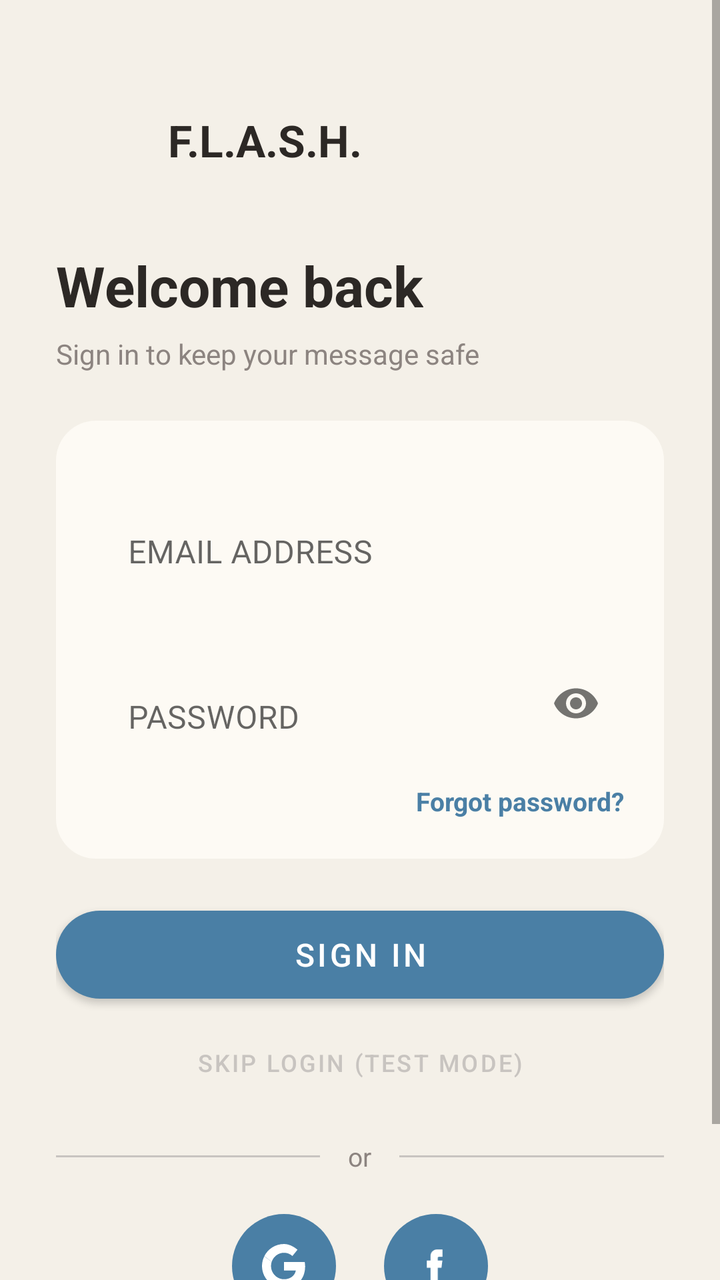
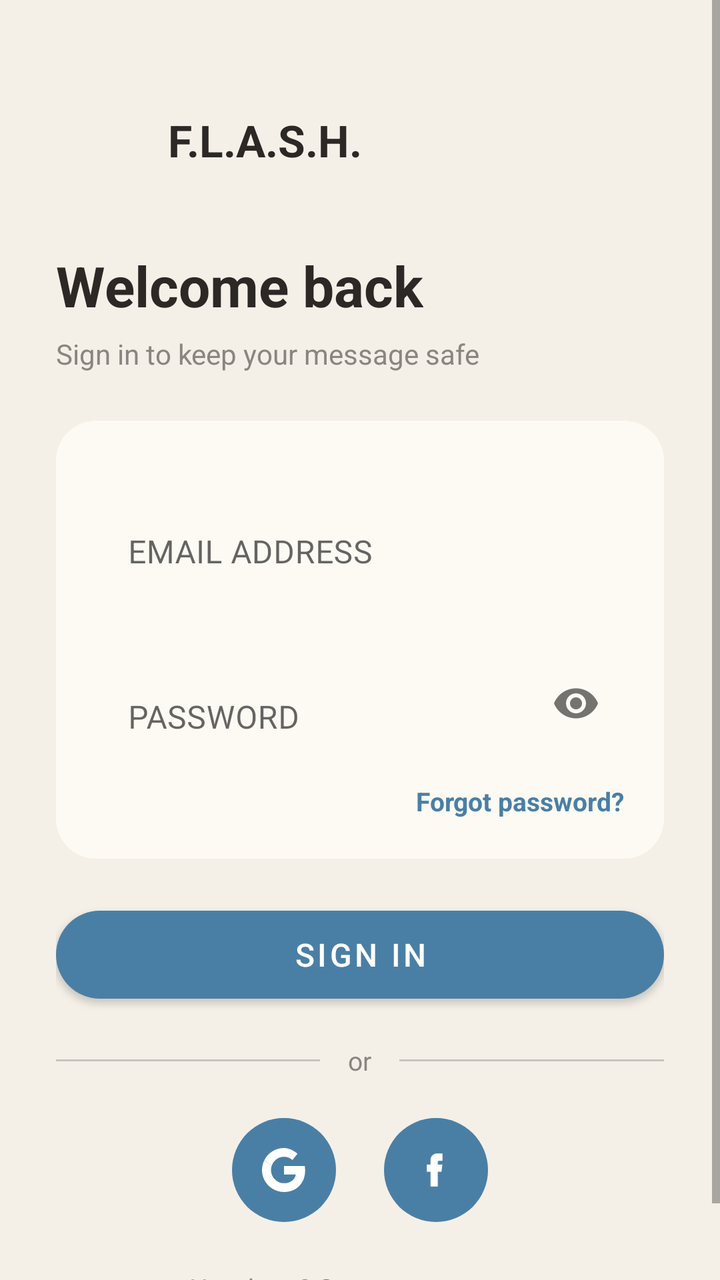

Two renders of the same Android screen: before a commit and after it. Below are the layout's source before the change and the commit's diff.
<!-- AndroidManifest.xml: application theme Theme.FraudDetector -->
<!-- res/layout/activity_login.xml -->
<?xml version="1.0" encoding="utf-8"?>
<ScrollView xmlns:android="http://schemas.android.com/apk/res/android"
    xmlns:app="http://schemas.android.com/apk/res-auto"
    android:layout_width="match_parent"
    android:layout_height="match_parent"
    android:fillViewport="true"
    android:background="@color/warm_parchment">

    <LinearLayout
        android:layout_width="match_parent"
        android:layout_height="wrap_content"
        android:orientation="vertical"
        android:padding="28dp">

        
        <LinearLayout
            android:layout_width="match_parent"
            android:layout_height="wrap_content"
            android:orientation="horizontal"
            android:gravity="center_vertical"
            android:layout_marginTop="20dp"
            android:layout_marginBottom="32dp">

            <ImageView
                android:layout_width="44dp"
                android:layout_height="44dp"
                android:src="@mipmap/ic_launcher"
                android:contentDescription="Logo"
                android:clipToOutline="true" />

            <TextView
                android:layout_width="wrap_content"
                android:layout_height="wrap_content"
                android:layout_marginStart="12dp"
                android:text="@string/splash_brand"
                android:textColor="@color/warm_charcoal"
                android:textSize="22sp"
                android:textStyle="bold" />
        </LinearLayout>

        
        <TextView
            android:layout_width="wrap_content"
            android:layout_height="wrap_content"
            android:text="Welcome back"
            android:textColor="@color/warm_charcoal"
            android:textSize="28sp"
            android:textStyle="bold" />

        <TextView
            android:layout_width="wrap_content"
            android:layout_height="wrap_content"
            android:layout_marginTop="6dp"
            android:layout_marginBottom="24dp"
            android:text="Sign in to keep your message safe"
            android:textColor="@color/warm_grey"
            android:textSize="14sp" />

        
        <LinearLayout
            android:layout_width="match_parent"
            android:layout_height="wrap_content"
            android:orientation="vertical"
            android:background="@drawable/bg_cream_card"
            android:padding="20dp"
            android:layout_marginBottom="20dp">

            
            <com.google.android.material.textfield.TextInputLayout
                android:id="@+id/tilEmail"
                android:layout_width="match_parent"
                android:layout_height="wrap_content"
                android:layout_marginBottom="16dp"
                app:boxBackgroundMode="none"
                app:hintTextColor="@color/warm_grey">

                <com.google.android.material.textfield.TextInputEditText
                    android:id="@+id/etEmail"
                    android:layout_width="match_parent"
                    android:layout_height="wrap_content"
                    android:hint="EMAIL ADDRESS"
                    android:inputType="textEmailAddress"
                    android:textColor="@color/warm_charcoal"
                    android:textColorHint="@color/warm_grey" />
            </com.google.android.material.textfield.TextInputLayout>

            
            <com.google.android.material.textfield.TextInputLayout
                android:id="@+id/tilPassword"
                android:layout_width="match_parent"
                android:layout_height="wrap_content"
                android:layout_marginBottom="12dp"
                app:boxBackgroundMode="none"
                app:endIconMode="password_toggle"
                app:hintTextColor="@color/warm_grey">

                <com.google.android.material.textfield.TextInputEditText
                    android:id="@+id/etPassword"
                    android:layout_width="match_parent"
                    android:layout_height="wrap_content"
                    android:hint="PASSWORD"
                    android:inputType="textPassword"
                    android:textColor="@color/warm_charcoal"
                    android:textColorHint="@color/warm_grey" />
            </com.google.android.material.textfield.TextInputLayout>

            
            <TextView
                android:id="@+id/tvForgotPassword"
                android:layout_width="wrap_content"
                android:layout_height="wrap_content"
                android:layout_gravity="end"
                android:text="Forgot password?"
                android:textColor="@color/steel_blue"
                android:textSize="13sp"
                android:textStyle="bold"
                android:clickable="true"
                android:focusable="true" />
        </LinearLayout>

        
        <com.google.android.material.button.MaterialButton
            android:id="@+id/btnLogin"
            android:layout_width="match_parent"
            android:layout_height="56dp"
            android:text="Sign in"
            android:textSize="16sp"
            android:textColor="@color/white"
            app:backgroundTint="@color/steel_blue"
            app:cornerRadius="30dp" />

        
        <com.google.android.material.button.MaterialButton
            android:id="@+id/btnSkipLogin"
            style="@style/Widget.MaterialComponents.Button.TextButton"
            android:layout_width="match_parent"
            android:layout_height="44dp"
            android:layout_marginTop="4dp"
            android:text="Skip login (test mode)"
            android:textSize="12sp"
            android:textColor="@color/grey_light" />

        
        <LinearLayout
            android:layout_width="match_parent"
            android:layout_height="wrap_content"
            android:orientation="horizontal"
            android:gravity="center_vertical"
            android:layout_marginTop="16dp"
            android:layout_marginBottom="20dp">

            <View
                android:layout_width="0dp"
                android:layout_height="1dp"
                android:layout_weight="1"
                android:background="@color/grey_light" />

            <TextView
                android:layout_width="wrap_content"
                android:layout_height="wrap_content"
                android:layout_marginStart="14dp"
                android:layout_marginEnd="14dp"
                android:text="or"
                android:textSize="13sp"
                android:textColor="@color/warm_grey" />

            <View
                android:layout_width="0dp"
                android:layout_height="1dp"
                android:layout_weight="1"
                android:background="@color/grey_light" />
        </LinearLayout>

        
        <LinearLayout
            android:layout_width="match_parent"
            android:layout_height="wrap_content"
            android:orientation="horizontal"
            android:gravity="center"
            android:layout_marginBottom="24dp">

            
            <FrameLayout
                android:id="@+id/btnGoogle"
                android:layout_width="52dp"
                android:layout_height="52dp"
                android:layout_marginEnd="24dp"
                android:background="@drawable/bg_oauth_circle"
                android:clickable="true"
                android:focusable="true">

                <ImageView
                    android:layout_width="22dp"
                    android:layout_height="22dp"
                    android:layout_gravity="center"
                    android:src="@drawable/ic_google"
                    android:contentDescription="Google"
                    android:tint="@color/white" />
            </FrameLayout>

            
            <FrameLayout
                android:id="@+id/btnFacebook"
                android:layout_width="52dp"
                android:layout_height="52dp"
                android:background="@drawable/bg_oauth_circle"
                android:clickable="true"
                android:focusable="true">

                <ImageView
                    android:layout_width="22dp"
                    android:layout_height="22dp"
                    android:layout_gravity="center"
                    android:src="@drawable/ic_facebook"
                    android:contentDescription="Facebook"
                    android:tint="@color/white" />
            </FrameLayout>
        </LinearLayout>

        
        <LinearLayout
            android:layout_width="match_parent"
            android:layout_height="wrap_content"
            android:gravity="center"
            android:orientation="horizontal">

            <TextView
                android:layout_width="wrap_content"
                android:layout_height="wrap_content"
                android:text="New here? "
                android:textColor="@color/warm_grey"
                android:textSize="13sp" />

            <TextView
                android:id="@+id/tvGoRegister"
                android:layout_width="wrap_content"
                android:layout_height="wrap_content"
                android:text="Create an account"
                android:textColor="@color/steel_blue"
                android:textSize="13sp"
                android:textStyle="bold"
                android:clickable="true"
                android:focusable="true" />
        </LinearLayout>

    </LinearLayout>
</ScrollView>
<!-- resources referenced by this layout -->
<resources>
  <color name="grey_light">#FFC8C4C0</color>
  <color name="steel_blue">#FF4A7FA5</color>
  <color name="warm_charcoal">#FF2C2825</color>
  <color name="warm_grey">#FF8C8480</color>
  <color name="warm_parchment">#FFF4F0E8</color>
  <color name="white">#FFFFFFFF</color>
  <!-- drawable bg_cream_card (drawable) -->
  <?xml version="1.0" encoding="utf-8"?>
  <shape xmlns:android="http://schemas.android.com/apk/res/android"
      android:shape="rectangle">
      <solid android:color="@color/soft_cream" />
      <corners android:radius="20dp" />
  </shape>
  <!-- drawable bg_oauth_circle (drawable) -->
  <?xml version="1.0" encoding="utf-8"?>
  <shape xmlns:android="http://schemas.android.com/apk/res/android"
      android:shape="oval">
      <solid android:color="@color/steel_blue" />
      <size android:width="52dp" android:height="52dp" />
  </shape>
  <!-- drawable ic_facebook (drawable) -->
  <?xml version="1.0" encoding="utf-8"?>
  <vector xmlns:android="http://schemas.android.com/apk/res/android"
      android:width="24dp"
      android:height="24dp"
      android:viewportWidth="24"
      android:viewportHeight="24">
      <path
          android:fillColor="#FFFFFF"
          android:pathData="M13.5,3H15.5V7H13.5C13.22,7 13,7.22 13,7.5V9H15.5L15,13H13V21H9V13H7V9H9V6.5C9,4.57 10.57,3 12.5,3H13.5Z" />
  </vector>
  <!-- drawable ic_google (drawable) -->
  <?xml version="1.0" encoding="utf-8"?>
  <vector xmlns:android="http://schemas.android.com/apk/res/android"
      android:width="18dp"
      android:height="18dp"
      android:viewportWidth="18"
      android:viewportHeight="18">
      <path
          android:fillColor="#4285F4"
          android:pathData="M17.64,9.2c0,-0.637 -0.057,-1.251 -0.164,-1.84H9v3.481h4.844c-0.209,1.125 -0.843,2.078 -1.796,2.717v2.258h2.908c1.702,-1.567 2.684,-3.875 2.684,-6.616z"/>
      <path
          android:fillColor="#34A853"
          android:pathData="M9,18c2.43,0 4.467,-0.806 5.956,-2.18L12.048,13.562c-0.806,0.54 -1.837,0.86 -3.048,0.86c-2.344,0 -4.328,-1.584 -5.036,-3.711H0.957v2.332C2.438,15.983 5.482,18 9,18z"/>
      <path
          android:fillColor="#FBBC05"
          android:pathData="M3.964,10.712c-0.18,-0.54 -0.282,-1.117 -0.282,-1.71s0.102,-1.17 0.282,-1.71L0.957,5.04C0.347,6.173 0,7.548 0,9c0,1.452 0.348,2.827 0.957,4.042L3.964,10.712z"/>
      <path
          android:fillColor="#EA4335"
          android:pathData="M9,3.58c1.321,0 2.508,0.454 3.44,1.345L14.522,2.342C13.463,1.454 11.426,0 9,0 5.482,0 2.438,2.017 0.957,4.958L3.964,7.29C4.672,5.163 6.656,3.58 9,3.58z"/>
  </vector>
  <!-- mipmap ic_launcher (mipmap-anydpi-v26) -->
  <?xml version="1.0" encoding="utf-8"?>
  <adaptive-icon xmlns:android="http://schemas.android.com/apk/res/android">
      <background android:drawable="@drawable/ic_launcher_background" />
      <foreground android:drawable="@mipmap/ic_launcher_foreground" />
  </adaptive-icon>
  <string name="splash_brand">F.L.A.S.H.</string>
  <style name="Theme.FraudDetector" parent="Theme.MaterialComponents.Light.NoActionBar">
          <item name="colorPrimary">@color/steel_blue</item>
          <item name="colorPrimaryDark">@color/steel_blue_dark</item>
          <item name="colorAccent">@color/steel_blue</item>
          <item name="android:windowBackground">@color/bg</item>
          <item name="android:statusBarColor">@color/steel_blue_dark</item>
          <item name="android:navigationBarColor">@color/white</item>
      </style>
  <color name="soft_cream">#FFFDFAF4</color>
  <!-- drawable ic_launcher_background (drawable) -->
  <?xml version="1.0" encoding="utf-8"?>
  <shape xmlns:android="http://schemas.android.com/apk/res/android">
      <solid android:color="#2563EB" />
  </shape>
  <color name="steel_blue_dark">#FF3A6A8E</color>
  <color name="bg">#FFF4F0E8</color>
</resources>

<!-- the commit's change to res/layout/activity_login.xml (unified diff, before → after) -->
@@ -122,7 +122,8 @@
         <com.google.android.material.button.MaterialButton
             android:id="@+id/btnLogin"
             android:layout_width="match_parent"
-            android:layout_height="56dp"
+            android:layout_height="wrap_content"
+            android:minHeight="56dp"
             android:text="Sign in"
             android:textSize="16sp"
             android:textColor="@color/white"
@@ -138,7 +139,8 @@
             android:layout_marginTop="4dp"
             android:text="Skip login (test mode)"
             android:textSize="12sp"
-            android:textColor="@color/grey_light" />
+            android:textColor="@color/grey_light"
+            android:visibility="gone" />
 
         
         <LinearLayout
